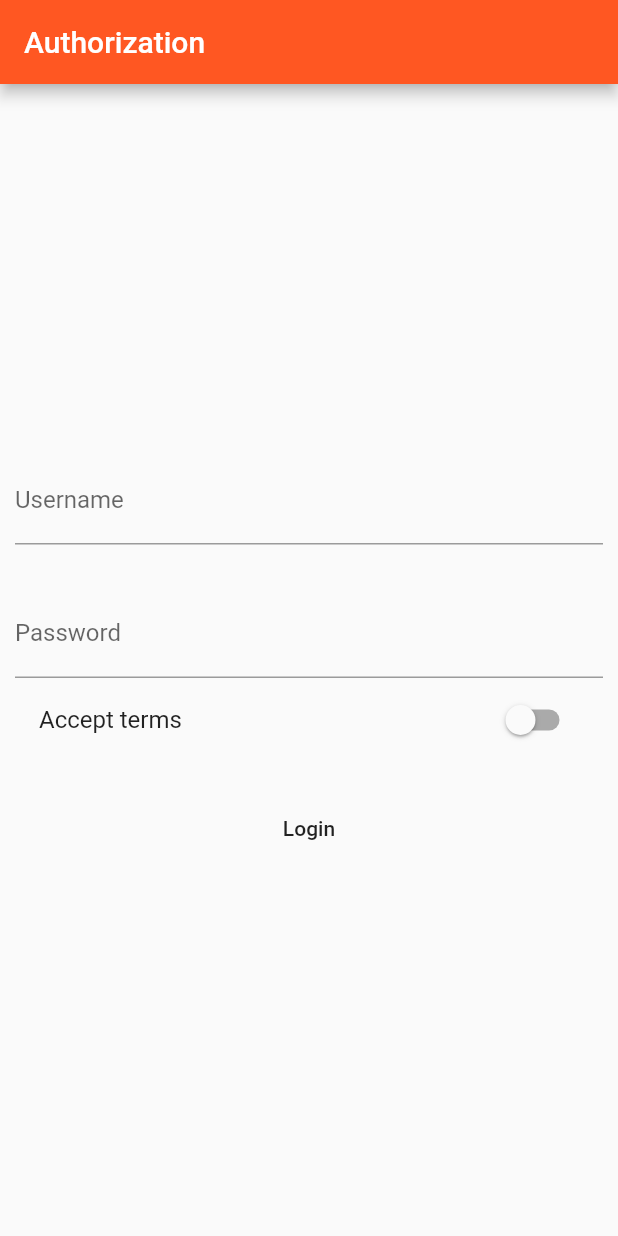
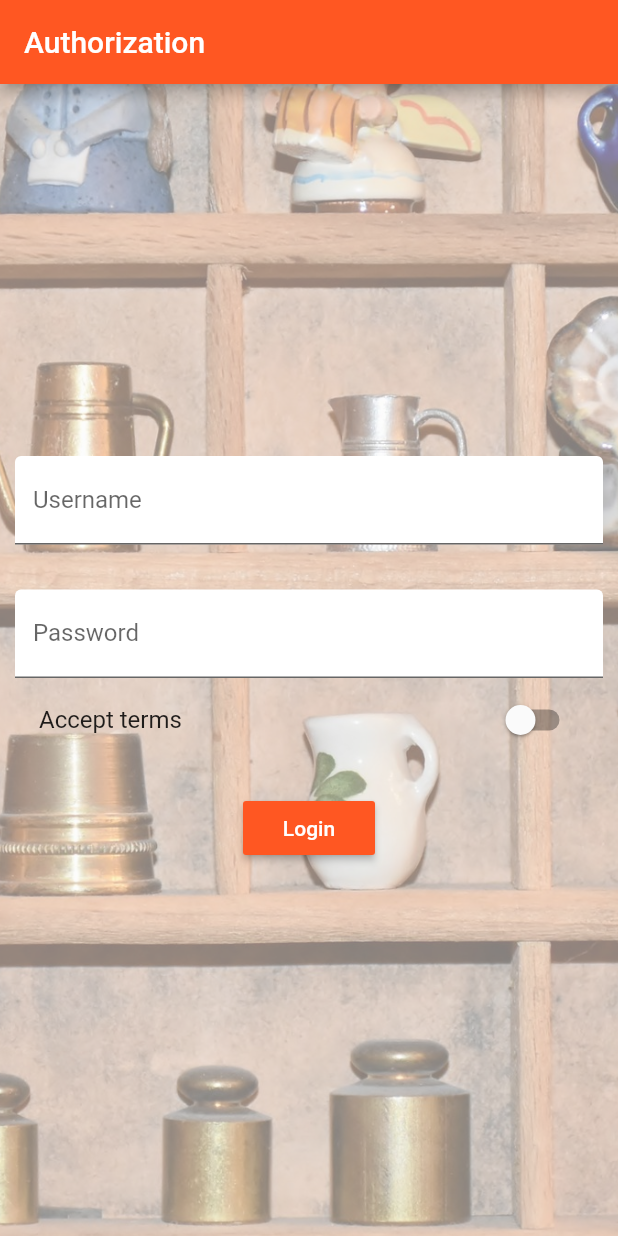
Before and after one commit to Pupye/UdemyProjCap, a Flutter app: the screen it shows after launch, on a phone screen of 412 x 824 dp. Run offline on Flutter 3.47's test engine with Material 2 defaults, Android fonts, the phone set to English and light mode, and no system bars.

```diff
--- a/lib/main.dart
+++ b/lib/main.dart
@@ -18,7 +18,7 @@ class MyApp extends StatefulWidget {
 }
 
 class _MyAppState extends State<MyApp> {
-  List<Map> _products = [];
+  List<Map> _products = [{'title': 'chocolate', 'image':'assets/zhoka.jpg','price':'12'} ];
 
   void _deleteProduct(int index) {
     setState(() {
--- a/lib/pages/admin_product.dart
+++ b/lib/pages/admin_product.dart
@@ -22,6 +22,7 @@ class AdminProduct extends StatelessWidget {
                   title: Text('Choose'),
                 ),
                 ListTile(
+                  leading: Icon(Icons.shop),
                   title: Text('Products'),
                   onTap: () => Navigator.pushReplacementNamed(context, '/products'),
                 )
--- a/lib/pages/auth.dart
+++ b/lib/pages/auth.dart
@@ -7,8 +7,7 @@ class AuthPage extends StatefulWidget {
   }
 }
 
-
-class _AuthPageState extends State <AuthPage>{
+class _AuthPageState extends State<AuthPage> {
   bool _acceptTerms = false;
 
   @override
@@ -18,19 +17,31 @@ class _AuthPageState extends State <AuthPage>{
           title: Text('Authorization'),
         ),
         body: Container(
-          margin: EdgeInsets.all(10.0),
+          decoration: BoxDecoration(
+              image: DecorationImage(
+                  fit: BoxFit.cover,
+                  colorFilter: ColorFilter.mode(
+                      Colors.black.withOpacity(0.5), BlendMode.dstATop),
+                  image: AssetImage('assets/background.jpg'))),
+          padding: EdgeInsets.all(10.0),
           child: Column(
               mainAxisAlignment: MainAxisAlignment.center,
               children: <Widget>[
                 TextField(
-                  decoration: InputDecoration(labelText: 'Username'),
+                  decoration: InputDecoration(
+                      labelText: 'Username',
+                      filled: true,
+                      fillColor: Colors.white),
                 ),
                 SizedBox(
                   height: 30.0,
                 ),
                 TextField(
                   obscureText: true,
-                  decoration: InputDecoration(labelText: 'Password'),
+                  decoration: InputDecoration(
+                      labelText: 'Password',
+                      filled: true,
+                      fillColor: Colors.white),
                 ),
                 SwitchListTile(
                   title: Text('Accept terms'),
@@ -43,7 +54,8 @@ class _AuthPageState extends State <AuthPage>{
                 ),
                 SizedBox(height: 20.0),
                 MaterialButton(
-                  child: Text('Login'),
+                  color: Theme.of(context).primaryColor,
+                  child: Text('Login', style: TextStyle(color: Colors.white)),
                   onPressed: () {
                     Navigator.pushReplacementNamed(context, '/products');
                   },
--- a/pubspec.yaml
+++ b/pubspec.yaml
@@ -43,6 +43,7 @@ flutter:
   # To add assets to your application, add an assets section, like this:
   assets:
    - assets/zhoka.jpg
+   - assets/background.jpg
   #  - images/a_dot_ham.jpeg
 
   # An image asset can refer to one or more resolution-specific "variants", see
```
Also changed, not shown: lib/pages/products.dart (+7 -0 lines), lib/products.dart (+18 -2 lines), assets/background.jpg (added).
